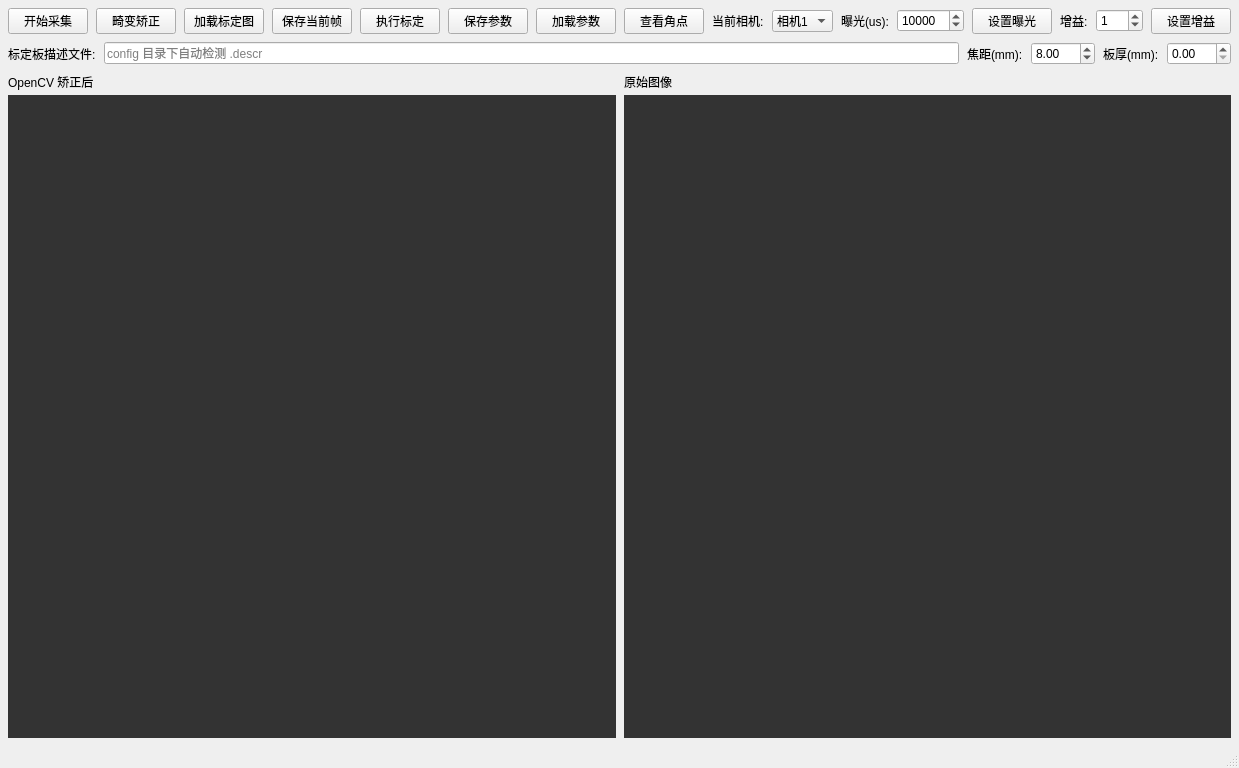
WIND-ROAD-RUN/PunchPressVision, file PunchPressVision/infTool/CalibInfTool/tool/ToolCalibDistortion/ui/ToolCalibDistortionWindow.ui: the form before one commit.
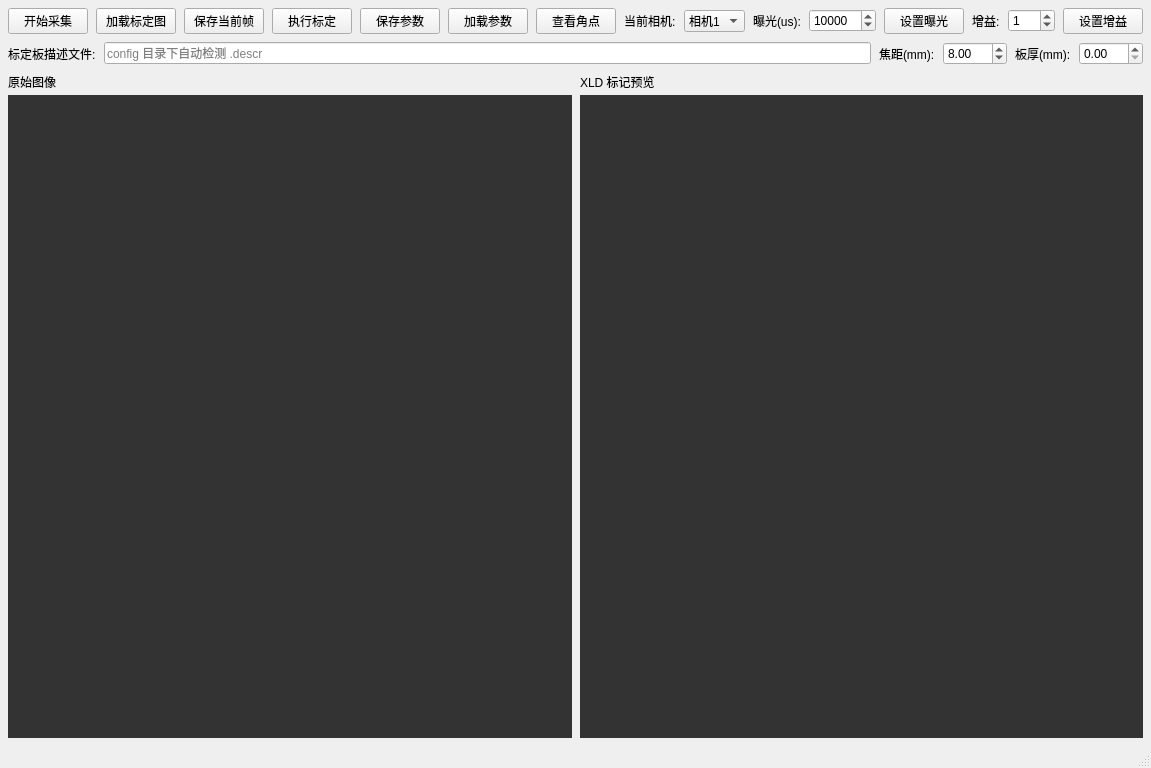
The form after the commit.

Commit message:
标定工具窗口UI重构，移除畸变矫正相关逻辑
重构窗口布局，原始图像与XLD标记预览左右互换，移除畸变矫正按钮及相关代码。引入buildUi和事件过滤，动态替换控件并自适应Halcon窗口。优化采集与显示流程，提升性能。标定参数读写支持calibBoardDescrPath，增强流程完整性。代码结构更清晰，易维护。

The edit to the form file:
```diff
--- a/PunchPressVision/infTool/CalibInfTool/tool/ToolCalibDistortion/ui/ToolCalibDistortionWindow.ui
+++ b/PunchPressVision/infTool/CalibInfTool/tool/ToolCalibDistortion/ui/ToolCalibDistortionWindow.ui
@@ -42,16 +42,6 @@
         </property>
        </widget>
       </item>
-      <item>
-       <widget class="QPushButton" name="undistortBtn">
-        <property name="text">
-         <string>畸变矫正</string>
-        </property>
-        <property name="checkable">
-         <bool>true</bool>
-        </property>
-       </widget>
-      </item>
       <item>
        <widget class="QPushButton" name="loadCalibImagesBtn">
         <property name="text">
@@ -272,19 +262,19 @@
        <number>8</number>
       </property>
       <item>
-       <layout class="QVBoxLayout" name="undistortedPanel">
+       <layout class="QVBoxLayout" name="originalPanel">
         <property name="spacing">
          <number>4</number>
         </property>
         <item>
-         <widget class="QLabel" name="labelUndistortedTitle">
+         <widget class="QLabel" name="labelOriginalTitle">
           <property name="text">
-           <string>OpenCV 矫正后</string>
+           <string>原始图像</string>
           </property>
          </widget>
         </item>
         <item>
-         <widget class="QWidget" name="undistortedView" native="true">
+         <widget class="QLabel" name="originalView">
           <property name="sizePolicy">
            <sizepolicy hsizetype="Expanding" vsizetype="Expanding">
             <horstretch>0</horstretch>
@@ -305,19 +295,19 @@
        </layout>
       </item>
       <item>
-       <layout class="QVBoxLayout" name="originalPanel">
+       <layout class="QVBoxLayout" name="undistortedPanel">
         <property name="spacing">
          <number>4</number>
         </property>
         <item>
-         <widget class="QLabel" name="labelOriginalTitle">
+         <widget class="QLabel" name="labelUndistortedTitle">
           <property name="text">
-           <string>原始图像</string>
+           <string>XLD 标记预览</string>
           </property>
          </widget>
         </item>
         <item>
-         <widget class="QWidget" name="originalView" native="true">
+         <widget class="QLabel" name="undistortedView">
           <property name="sizePolicy">
            <sizepolicy hsizetype="Expanding" vsizetype="Expanding">
             <horstretch>0</horstretch>
```
The commit also changes 3 other files.
